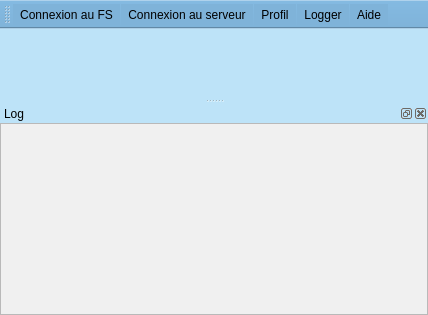
This is forms/mainwindow.ui in Artemia76/ffs2play as Qt 5 draws it before an edit. The edited form follows.
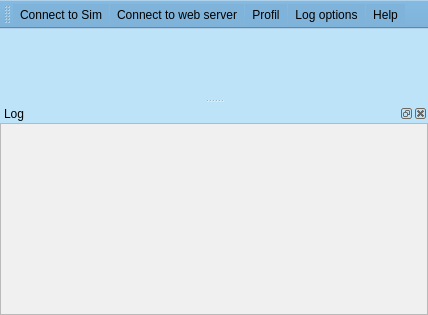
This is the edited form. Icons and pictures are not drawn.

Patch:
```diff
--- a/forms/mainwindow.ui
+++ b/forms/mainwindow.ui
@@ -534,7 +534,7 @@
      <normalon>:/gfx/plane_green.png</normalon>:/gfx/plane_gris.png</iconset>
    </property>
    <property name="text">
-    <string>Connexion au FS</string>
+    <string>Connect to Sim</string>
    </property>
    <property name="toolTip">
     <string>Connexion au FS</string>
@@ -547,7 +547,7 @@
      <normalon>:/gfx/connect2_V.png</normalon>:/gfx/connect2_R.png</iconset>
    </property>
    <property name="text">
-    <string>Connexion au serveur</string>
+    <string>Connect to web server</string>
    </property>
    <property name="toolTip">
     <string extracomment="Connexion au serveur">Connexion au serveur</string>
@@ -559,7 +559,7 @@
      <normaloff>:/gfx/help.png</normaloff>:/gfx/help.png</iconset>
    </property>
    <property name="text">
-    <string>Aide</string>
+    <string>Help</string>
    </property>
   </action>
   <action name="afProfil">
@@ -577,7 +577,7 @@
      <normaloff>:/gfx/console.png</normaloff>:/gfx/console.png</iconset>
    </property>
    <property name="text">
-    <string>Logger</string>
+    <string>Log options</string>
    </property>
   </action>
  </widget>
```
Left out of the diff: 4 changed lines with no effect on the pictures.
